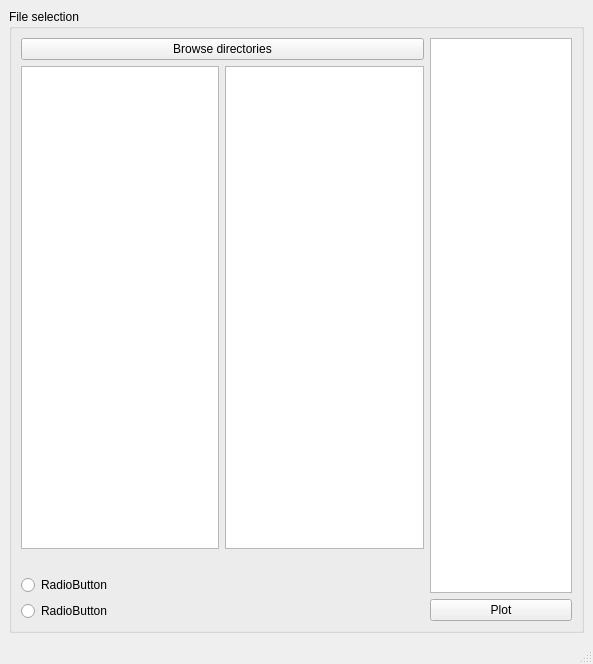
This is mainwindow.ui in lcubrilo/Brillo as Qt 5 draws it before an edit. The edited form follows.
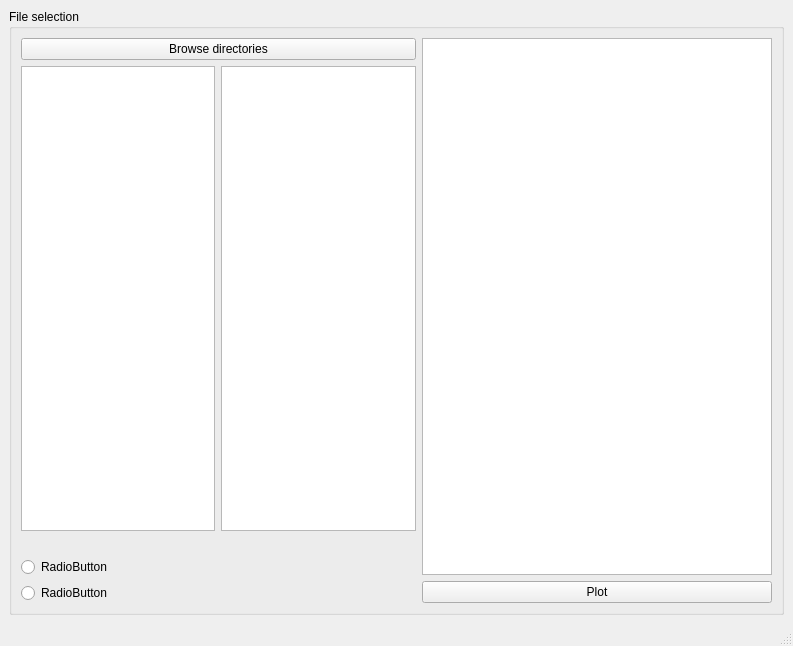
This is the edited form.

Commit message: Got table in-app, not as popup

Patch:
```diff
--- a/mainwindow.ui
+++ b/mainwindow.ui
@@ -6,8 +6,8 @@
    <rect>
     <x>0</x>
     <y>0</y>
-    <width>593</width>
-    <height>664</height>
+    <width>793</width>
+    <height>646</height>
    </rect>
   </property>
   <property name="windowTitle">
@@ -76,7 +76,14 @@
        <item>
         <layout class="QVBoxLayout" name="verticalLayout_4">
          <item>
-          <widget class="QTableView" name="tableView"/>
+          <widget class="QTableView" name="tableView">
+           <property name="minimumSize">
+            <size>
+             <width>350</width>
+             <height>0</height>
+            </size>
+           </property>
+          </widget>
          </item>
          <item>
           <widget class="QPushButton" name="plotButton">
```
Left out of the diff: 2 changed lines with no effect on the pictures. The commit also changes 2 other files.
